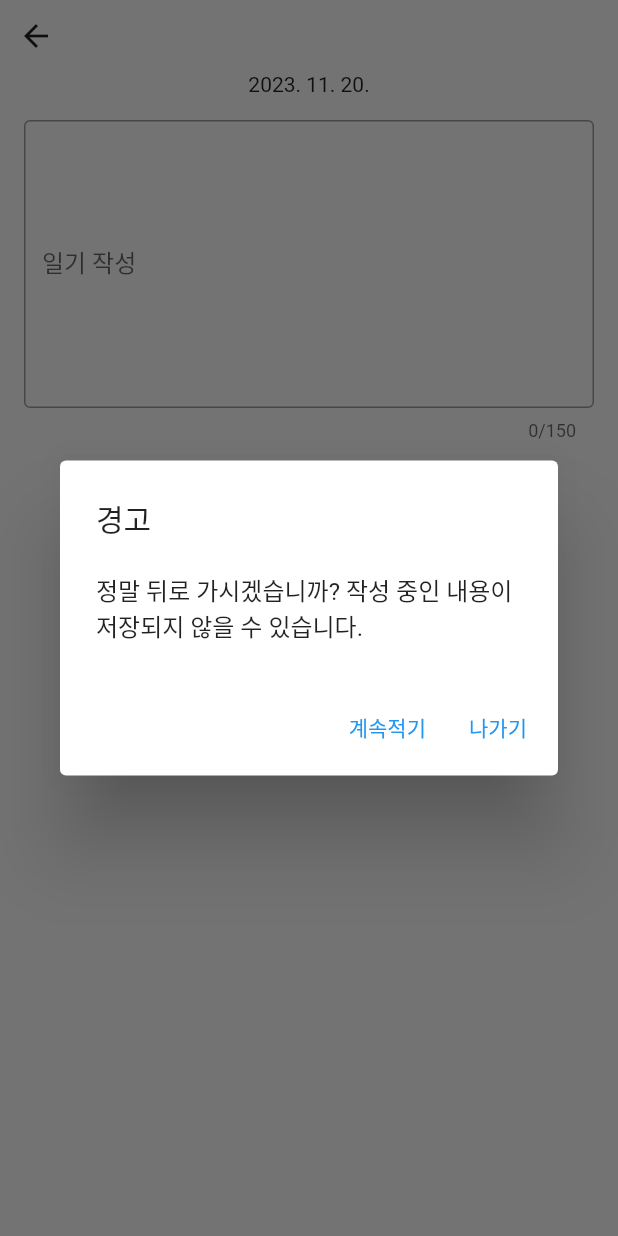
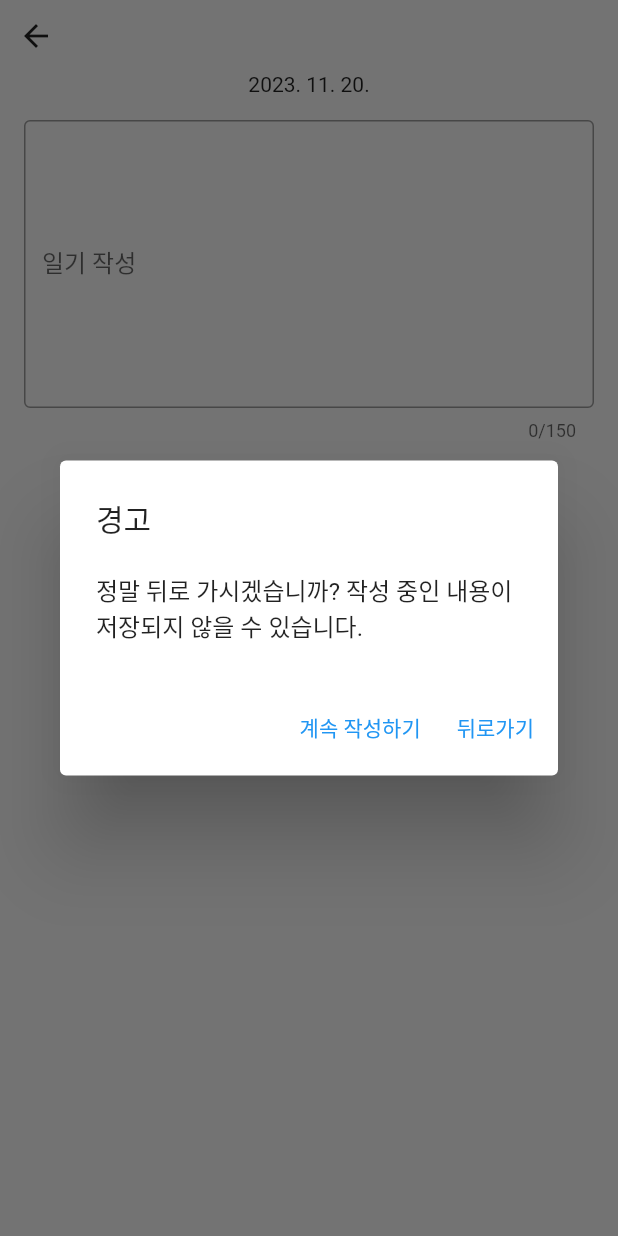
Before and after one commit to Sieun-Github/mydiary, a Flutter app: the Diary screen opened by its route, after a tap on the "arrow back" icon, on a phone screen of 412 x 824 dp. Run offline on Flutter 3.47's test engine with Material 2 defaults, Android fonts, the phone set to English and light mode, and no system bars; our stand-ins replace go_router, table_calendar.

Commit message:
경고창 수정

```diff
--- a/lib/src/diary.dart
+++ b/lib/src/diary.dart
@@ -66,13 +66,13 @@ class _DiaryState extends State<Diary> {
               onPressed: () {
                 Navigator.of(context).pop(); // Close the alert dialog
               },
-              child: const Text('계속적기'),
+              child: const Text('계속 작성하기'),
             ),
             TextButton(
               onPressed: () {
                 GoRouter.of(context).go('/'); // Navigate back to the home page
               },
-              child: const Text('나가기'),
+              child: const Text('뒤로가기'),
             ),
           ],
         );
```
